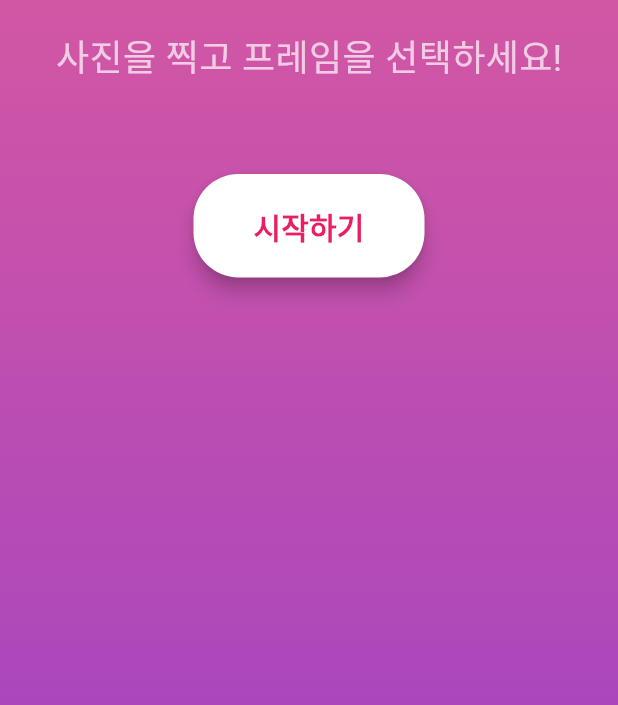
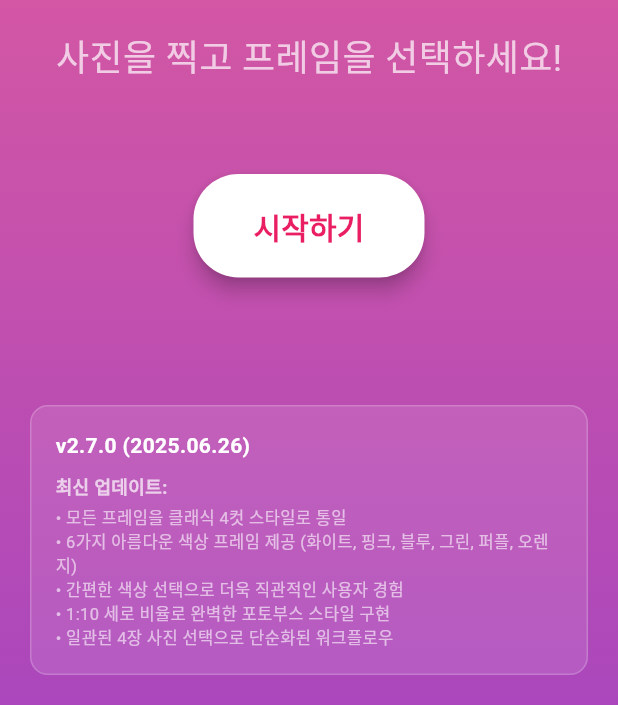
Before and after one commit to ymdev2023/photobooth-afterschool, a Flutter app: the screen it shows after launch, on a phone screen of 412 x 824 dp, the part 531-1236 px from its top. Run offline on Flutter 3.47's test engine with Material 3 defaults, Android fonts, the phone set to English and light mode, and no system bars; our stand-ins replace image_picker, qr_flutter; missing offline and left inert: dart:html, dart:ui_web; Roboto replaces fonts that are missing (Pretendard).

Commit message:
Restore version info section to Welcome Screen while keeping simplified subtitle text

```diff
--- a/lib/screens/1_welcome_screen.dart
+++ b/lib/screens/1_welcome_screen.dart
@@ -117,6 +117,53 @@ class WelcomeScreen extends StatelessWidget {
                       ),
                     ),
                   ),
+                  // 버전 정보 - 하단
+                  Positioned(
+                    bottom: 20,
+                    left: 20,
+                    right: 20,
+                    child: Container(
+                      padding: EdgeInsets.all(16),
+                      decoration: BoxDecoration(
+                        color: Colors.white.withOpacity(0.1),
+                        borderRadius: BorderRadius.circular(12),
+                        border: Border.all(
+                          color: Colors.white.withOpacity(0.2),
+                        ),
+                      ),
+                      child: Column(
+                        crossAxisAlignment: CrossAxisAlignment.start,
+                        children: [
+                          Text(
+                            'v2.7.0 (2025.06.26)',
+                            style: TextStyle(
+                              color: Colors.white,
+                              fontWeight: FontWeight.bold,
+                              fontSize: isWideScreen ? 16 : 14,
+                            ),
+                          ),
+                          SizedBox(height: 8),
+                          Text(
+                            '최신 업데이트:',
+                            style: TextStyle(
+                              color: Colors.white70,
+                              fontWeight: FontWeight.w600,
+                              fontSize: isWideScreen ? 14 : 12,
+                            ),
+                          ),
+                          SizedBox(height: 4),
+                          Text(
+                            '• 모든 프레임을 클래식 4컷 스타일로 통일\n• 6가지 아름다운 색상 프레임 제공 (화이트, 핑크, 블루, 그린, 퍼플, 오렌지)\n• 간편한 색상 선택으로 더욱 직관적인 사용자 경험\n• 1:10 세로 비율로 완벽한 포토부스 스타일 구현\n• 일관된 4장 사진 선택으로 단순화된 워크플로우',
+                            style: TextStyle(
+                              color: Colors.white60,
+                              fontSize: isWideScreen ? 13 : 11,
+                              height: 1.4,
+                            ),
+                          ),
+                        ],
+                      ),
+                    ),
+                  ),
                 ],
               );
             },
```
